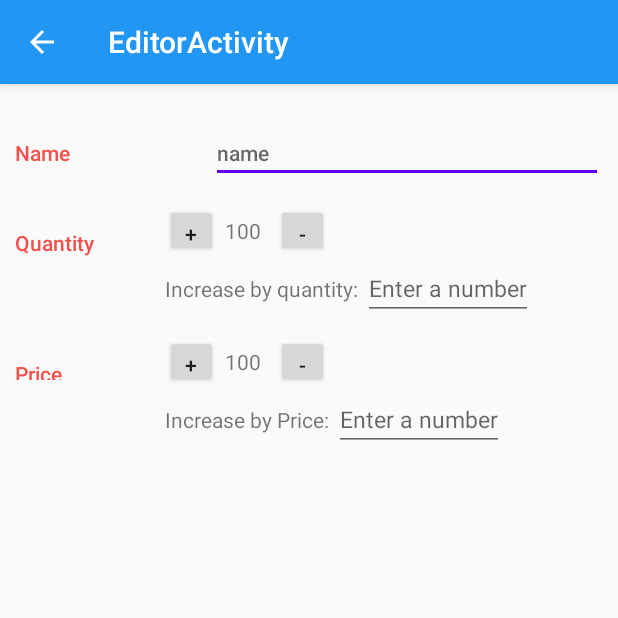
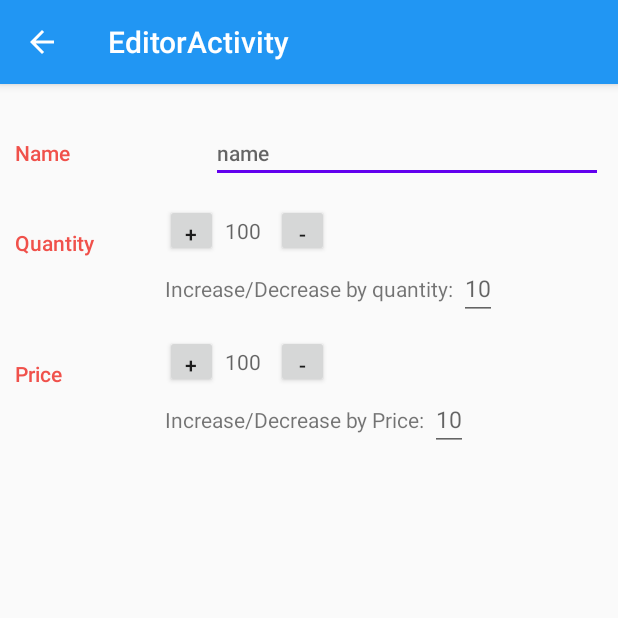
Before and after one commit to crony10/Inventory, an Android app: the EditorActivity screen opened directly, with no data from a screen before it, on a phone screen of 412 x 824 dp, the top half of it. Run offline under Robolectric (Android 15) with nearby library versions, the phone set to English and light mode, and no system bars.

```diff
--- a/app/src/main/res/layout/activity_editor.xml
+++ b/app/src/main/res/layout/activity_editor.xml
@@ -43,29 +43,31 @@
             android:textAppearance="@style/TextAppearance.AppCompat.Small"/>
 
         <TextView
-            android:id="@+id/number"
+            android:id="@+id/number_display"
             android:layout_width="wrap_content"
             android:layout_height="wrap_content"
             android:gravity="center"
             android:layout_marginLeft="140dp"
             android:layout_centerVertical="true"
-            android:text="100"/>
+            android:hint="100"/>
 
         <Button
             android:id="@+id/plus_button"
             android:layout_width="35dp"
             android:layout_height="35dp"
-            android:layout_toLeftOf="@id/number"
+            android:layout_toLeftOf="@id/number_display"
             android:layout_toEndOf="@+id/quantity"
             android:layout_toRightOf="@id/quantity"
-            android:text="+" />
+            android:text="+"
+            android:onClick="quantityPlus"/>
         <Button
             android:id="@+id/minus_button"
             android:layout_width="35dp"
             android:layout_height="35dp"
             android:layout_marginLeft="10dp"
-            android:layout_toRightOf="@id/number"
-            android:text="-"/>
+            android:layout_toRightOf="@id/number_display"
+            android:text="-"
+            android:onClick="quantityMinus"/>
     </RelativeLayout>
 
     <LinearLayout
@@ -74,7 +76,7 @@
         android:orientation="horizontal">
 
         <TextView
-            android:text = "Increase by quantity: "
+            android:text = "Increase/Decrease by quantity: "
             android:layout_height="wrap_content"
             android:layout_width="wrap_content"
             android:layout_marginLeft="100dp" />
@@ -83,7 +85,7 @@
             android:layout_height="wrap_content"
             android:layout_width="wrap_content"
             android:id="@+id/increase_by_quantity"
-            android:hint="Enter a number"
+            android:hint="10"
             android:textSize="15sp"
             android:inputType="number" />
     </LinearLayout>
@@ -99,38 +101,38 @@
             android:text = "Price"
             android:id="@+id/price"
             android:paddingTop="16dp"
-            android:layout_height="30dp"
+            android:layout_height="wrap_content"
             android:layout_width="100dp"
             android:textColor="@color/accent"
             android:fontFamily="sans-serif-medium"
             android:textAppearance="@style/TextAppearance.AppCompat.Small"/>
 
         <TextView
-            android:id="@+id/price_number"
+            android:id="@+id/price_display"
             android:layout_width="wrap_content"
             android:layout_height="wrap_content"
             android:gravity="center"
             android:layout_marginLeft="140dp"
             android:layout_centerVertical="true"
-            android:text="100"/>
+            android:hint="100"/>
 
         <Button
             android:id="@+id/price_plus_button"
             android:layout_width="35dp"
             android:layout_height="35dp"
-
-
-            android:layout_toLeftOf="@id/price_number"
+            android:layout_toLeftOf="@id/price_display"
             android:layout_toEndOf="@+id/price"
             android:layout_toRightOf="@id/price"
-            android:text="+" />
+            android:text="+"
+            android:onClick="pricePlus"/>
         <Button
             android:id="@+id/price_minus_button"
             android:layout_width="35dp"
             android:layout_height="35dp"
             android:layout_marginLeft="10dp"
-            android:layout_toRightOf="@id/price_number"
-            android:text="-"/>
+            android:layout_toRightOf="@id/price_display"
+            android:text="-"
+            android:onClick="priceMinus"/>
     </RelativeLayout>
 
     <LinearLayout
@@ -139,7 +141,7 @@
         android:orientation="horizontal">
 
         <TextView
-            android:text = "Increase by Price: "
+            android:text = "Increase/Decrease by Price: "
             android:layout_height="wrap_content"
             android:layout_width="wrap_content"
             android:layout_marginLeft="100dp" />
@@ -148,7 +150,7 @@
             android:layout_height="wrap_content"
             android:layout_width="wrap_content"
             android:id="@+id/increase_by_price"
-            android:hint="Enter a number"
+            android:hint="10"
             android:textSize="15sp"
             android:inputType="number" />
     </LinearLayout>
```
Also changed, not shown: app/src/main/java/com/example/android/inventory20/EditorActivity.java (+98 -0 lines).
